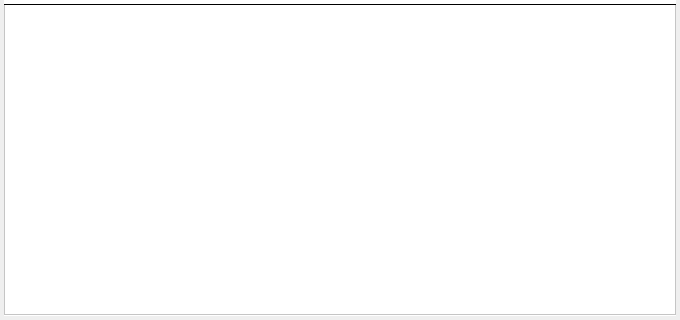
Before: the Qt Designer form TTKCore/musicUi/musicToolsetswidget/musicsongchecktoolswidget.ui in Greedysky/TTKMusicPlayer, drawn with Qt 5; both pictures show x 0 to 680 and y 200 to 520 of the 680 by 520 pixel window.
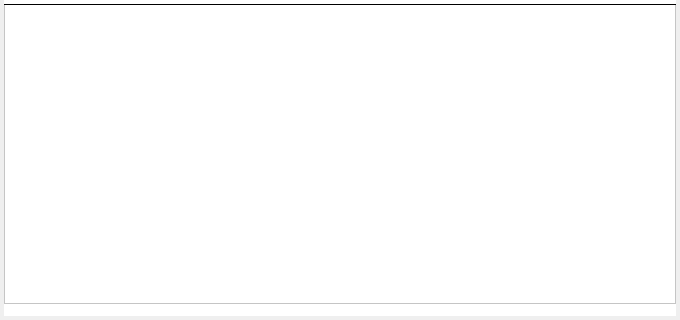
After: the same form once the commit is applied. Custom widgets are drawn as their Qt base class.

What changed in the file:
```diff
--- a/TTKCore/musicUi/musicToolsetswidget/musicsongchecktoolswidget.ui
+++ b/TTKCore/musicUi/musicToolsetswidget/musicsongchecktoolswidget.ui
@@ -176,7 +176,7 @@
         <x>0</x>
         <y>100</y>
         <width>672</width>
-        <height>311</height>
+        <height>300</height>
        </rect>
       </property>
      </widget>
```
